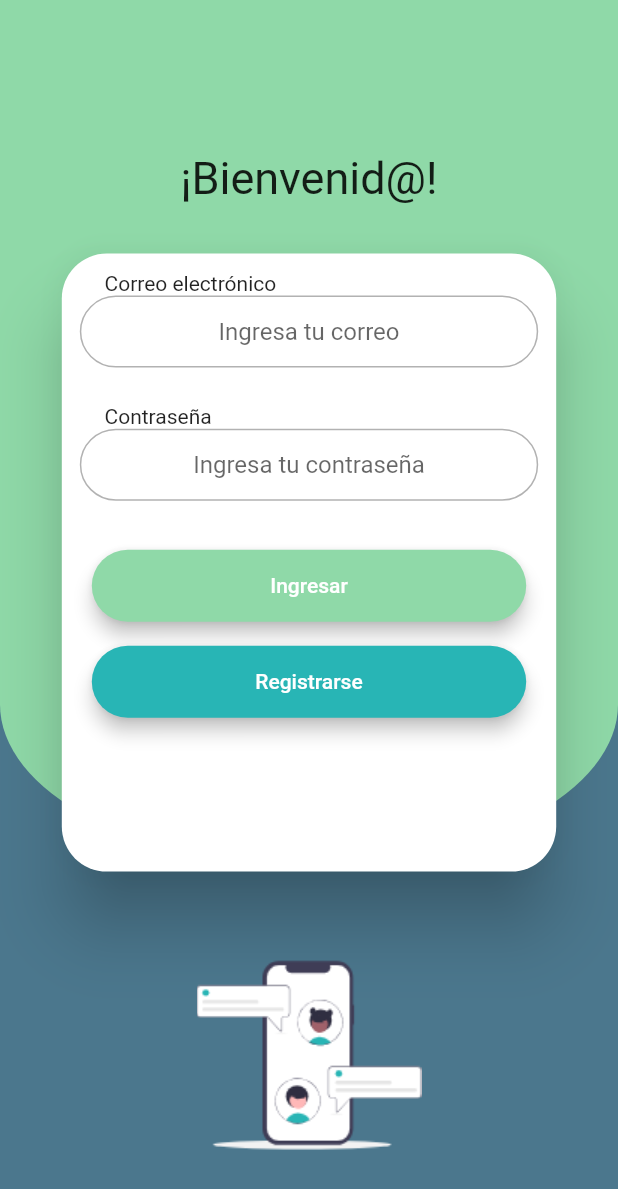
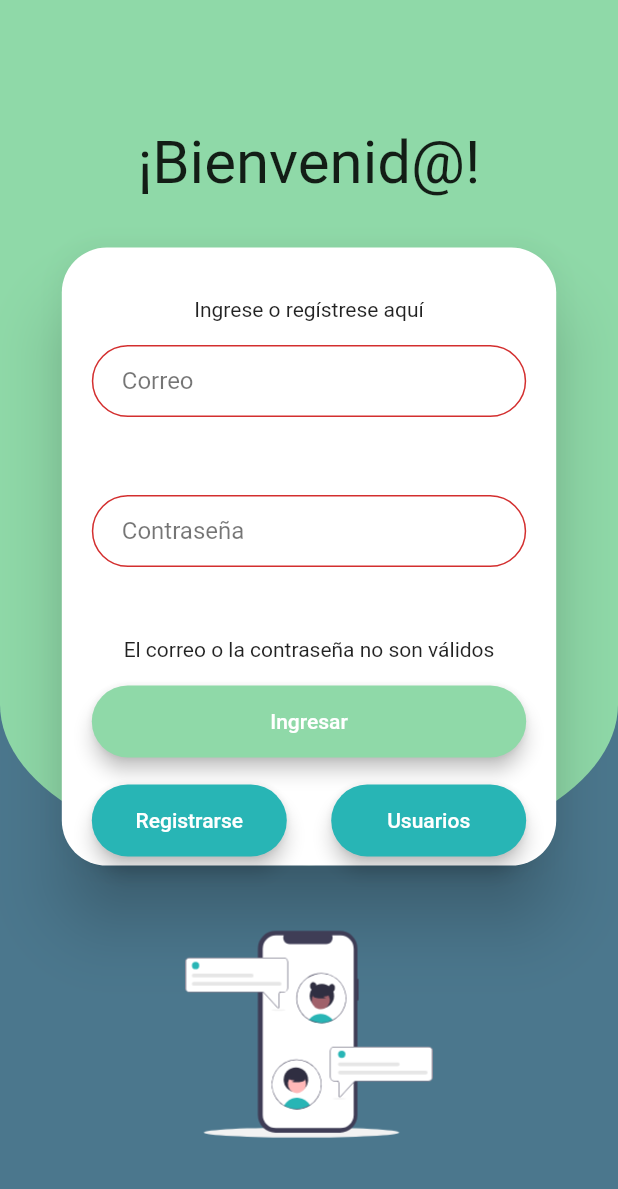
Before and after one commit to danielclas/flutter-apps, a Flutter app: the screen it shows after launch, after a tap on "Ingresar", on a phone screen of 412 x 824 dp. Shown: the top 1189 px of the screen. Run offline on Flutter 3.47's test engine with Material 2 defaults, Android fonts, the light colour scheme and no system bars; our stand-ins replace animated_text_kit, bordered_text, carousel_slider, cloud_firestore, countup, date_format and 15 more; missing offline and left inert: alert, animated_widgets, camerawesome, qrscan, torch_compat; accounts and stored records are empty.

Commit message:
Login and home screen brush up

```diff
--- a/v2/classroom_chat_app_2/lib/components/login_register_component.dart
+++ b/v2/classroom_chat_app_2/lib/components/login_register_component.dart
@@ -1,3 +1,4 @@
+import 'package:email_validator/email_validator.dart';
 import 'package:firebase_auth/firebase_auth.dart';
 import 'package:flash_chat/components/rounded_button.dart';
 import 'package:flash_chat/screens/chat_screen.dart';
@@ -17,6 +18,28 @@ class _LoginRegisterComponentState extends State<LoginRegisterComponent> {
   bool showSpinner = false;
   TextEditingController emailController = TextEditingController();
   TextEditingController passwordController = TextEditingController();
+  final formKey = GlobalKey<FormState>();
+  int userIndex = 0;
+  String userEmail;
+  String userPassword;
+  String formStatusText = '';
+
+  switchUser() {
+    setState(() {
+      formKey.currentState.reset();
+      userIndex = userIndex == 5 ? 0 : userIndex + 1;
+      emailController.text = kUsers[userIndex]['email'];
+      passwordController.text = kUsers[userIndex]['password'];
+      formStatusText = '';
+    });
+  }
+
+  @override
+  void initState() {
+    super.initState();
+    emailController.text = kUsers[userIndex]['email'];
+    passwordController.text = kUsers[userIndex]['password'];
+  }
 
   @override
   Widget build(BuildContext context) {
@@ -24,58 +47,70 @@ class _LoginRegisterComponentState extends State<LoginRegisterComponent> {
       height: MediaQuery.of(context).size.height * 0.5,
       width: MediaQuery.of(context).size.width * 0.8,
       child: Padding(
-        padding: const EdgeInsets.all(12.0),
-        child: ListView(
+        padding: const EdgeInsets.only(right: 12, left: 12, top: 25),
+        child: Form(
+          key: formKey,
+          onChanged: () => formStatusText = '',
+          child: Column(
+            mainAxisAlignment: MainAxisAlignment.start,
             children: [
               Padding(
-              padding: EdgeInsets.only(
-                  left: MediaQuery.of(context).size.width * 0.04),
-              child: Text("Correo electrónico"),
+                padding: const EdgeInsets.all(8.0),
+                child: Center(child: Text("Ingrese o regístrese aquí")),
               ),
-            TextField(
+              Padding(
+                padding: const EdgeInsets.only(left: 8, right: 8, top: 8, bottom: 15),
+                child: TextFormField(
+                    textAlign: TextAlign.center,
                     controller: emailController,
-                textAlign: TextAlign.center,
+                    validator: (value) => EmailValidator.validate(value) ? null : "",
                     keyboardType: TextInputType.emailAddress,
                     decoration: kTextFieldDecoration.copyWith(
-                    hintText: 'Ingresa tu correo')),
-            Container(
-                child: Padding(
-              padding: EdgeInsets.only(
-                  top: MediaQuery.of(context).size.height * 0.03,
-                  left: MediaQuery.of(context).size.width * 0.04),
-              child: Text("Contraseña"),
-            )),
-            TextField(
+                        labelText: 'Correo',
+                        labelStyle: TextStyle(color: Colors.black54),
+                        errorStyle: TextStyle(height: 0))),
+              ),
+              Padding(
+                padding: const EdgeInsets.only(left: 8, right: 8, top: 15, bottom: 25),
+                child: SizedBox(
+                  child: TextFormField(
+                      textAlign: TextAlign.center,
                       controller: passwordController,
-                textAlign: TextAlign.center,
+                      validator: (value) => value == null || value.length < 4 ? "P" : null,
                       obscureText: true,
                       keyboardType: TextInputType.emailAddress,
                       decoration: kTextFieldDecoration.copyWith(
-                    hintText: 'Ingresa tu contraseña')),
-            Container(
-              margin: EdgeInsets.only(
-                  top: MediaQuery.of(context).size.height * 0.03,
-                  bottom: MediaQuery.of(context).size.height * 0.06),
-              child: Column(
-                mainAxisAlignment: MainAxisAlignment.end,
-                children: [
+                          labelText: 'Contraseña',
+                          labelStyle: TextStyle(color: Colors.black54),
+                          errorStyle: TextStyle(height: 0, color: Colors.transparent))),
+                ),
+              ),
+              Padding(
+                padding: const EdgeInsets.only(bottom: 8),
+                child: Center(child: Text(formStatusText)),
+              ),
               Padding(
                 padding: const EdgeInsets.all(8.0),
                 child: RoundedButton(
+                  minWidth: 300,
                   text: 'Ingresar',
                   color: HexColor("8fd9a8"),
                   onPressed: () async {
+                    if (!formKey.currentState.validate()) {
+                      return setState(() => formStatusText = 'El correo o la contraseña no son válidos');
+                    }
+
                     setState(() => showSpinner = true);
                     try {
-                          UserCredential user = await FirebaseService.auth
-                              .signInWithEmailAndPassword(
-                                  email: emailController.value.text,
-                                  password: passwordController.value.text);
+                      UserCredential user = await FirebaseService.auth.signInWithEmailAndPassword(
+                          email: emailController.value.text, password: passwordController.value.text);
                       if (user != null) {
-                            emailController.clear();
-                            passwordController.clear();
+                        formKey.currentState.reset();
                         Navigator.pushNamed(context, HomeScreen.id);
+                      } else {
+                        formStatusText = 'No fue posible autenticarse';
                       }
+
                       setState(() => showSpinner = false);
                     } catch (e) {
                       setState(() => showSpinner = false);
@@ -84,18 +119,23 @@ class _LoginRegisterComponentState extends State<LoginRegisterComponent> {
                 ),
               ),
               Padding(
-                    padding: const EdgeInsets.all(8.0),
-                    child: RoundedButton(
+                padding: const EdgeInsets.only(left: 8, right: 8, top: 10),
+                child: Row(
+                  mainAxisAlignment: MainAxisAlignment.spaceBetween,
+                  children: [
+                    RoundedButton(
+                      minWidth: 130,
                       text: 'Registrarse',
                       color: HexColor("28b5b5"),
                       onPressed: () async {
                         setState(() => showSpinner = true);
                         try {
-                          UserCredential user = await FirebaseService.auth
-                              .signInWithEmailAndPassword(
-                                  email: "", password: "");
+                          UserCredential user =
+                              await FirebaseService.auth.signInWithEmailAndPassword(email: "", password: "");
                           if (user != null) {
                             Navigator.pushNamed(context, ChatScreen.id);
+                          } else {
+                            formStatusText = 'No fue posible registrarse';
                           }
                           setState(() => showSpinner = false);
                         } catch (e) {
@@ -103,6 +143,11 @@ class _LoginRegisterComponentState extends State<LoginRegisterComponent> {
                         }
                       },
                     ),
+                    RoundedButton(
+                      minWidth: 130,
+                      text: 'Usuarios',
+                      color: HexColor("28b5b5"),
+                      onPressed: () => switchUser(),
                     ),
                   ],
                 ),
@@ -110,6 +155,7 @@ class _LoginRegisterComponentState extends State<LoginRegisterComponent> {
             ],
           ),
         ),
+      ),
     );
   }
 }
--- a/v2/classroom_chat_app_2/lib/components/rounded_button.dart
+++ b/v2/classroom_chat_app_2/lib/components/rounded_button.dart
@@ -5,8 +5,9 @@ class RoundedButton extends StatelessWidget {
   final Color color;
   final String text;
   final Function onPressed;
+  final double minWidth;
 
-  RoundedButton({this.text, this.color, @required this.onPressed});
+  RoundedButton({this.text, this.color, @required this.onPressed, this.minWidth});
 
   @override
   Widget build(BuildContext context) {
@@ -16,7 +17,7 @@ class RoundedButton extends StatelessWidget {
       borderRadius: BorderRadius.circular(30.0),
       child: MaterialButton(
         onPressed: this.onPressed,
-        minWidth: 300.0,
+        minWidth: minWidth,
         height: 42.0,
         child: Text(text, style: TextStyle(color: Colors.white)),
       ),
--- a/v2/classroom_chat_app_2/lib/constants.dart
+++ b/v2/classroom_chat_app_2/lib/constants.dart
@@ -20,7 +20,6 @@ final kMessageContainerDecoration = BoxDecoration(
 );
 
 final InputDecoration kTextFieldDecoration = InputDecoration(
-  hintText: 'Enter a value',
   contentPadding: EdgeInsets.symmetric(vertical: 10.0, horizontal: 20.0),
   border: OutlineInputBorder(
     borderRadius: BorderRadius.all(Radius.circular(32.0)),
@@ -30,9 +29,18 @@ final InputDecoration kTextFieldDecoration = InputDecoration(
     borderRadius: BorderRadius.all(Radius.circular(32.0)),
   ),
   focusedBorder: OutlineInputBorder(
-    borderSide: BorderSide(color: Colors.black.withOpacity(0.3), width: 2.0),
+    borderSide: BorderSide(color: HexColor('d2e69c'), width: 2.0),
     borderRadius: BorderRadius.all(Radius.circular(32.0)),
   ),
 );
 
 enum classroom { a, b }
+
+const kUsers = [
+  {"email": "", "password": ""},
+  {"email": "admin@admin.com", "password": "1111"},
+  {"email": "invitado@invitado.com", "password": "2222"},
+  {"email": "usuario@usuario.com", "password": "3333"},
+  {"email": "anonimo@anonimo.com", "password": "4444"},
+  {"email": "tester@tester.com", "password": "5555"},
+];
--- a/v2/classroom_chat_app_2/lib/screens/welcome_screen_2.dart
+++ b/v2/classroom_chat_app_2/lib/screens/welcome_screen_2.dart
@@ -18,6 +18,7 @@ class _WelcomeScreen2State extends State<WelcomeScreen2> {
 
   @override
   Widget build(BuildContext context) {
+    print(MediaQuery.of(context).size.height);
     return Scaffold(
       resizeToAvoidBottomInset: false,
       backgroundColor: Colors.transparent,
@@ -65,7 +66,7 @@ class _WelcomeScreen2State extends State<WelcomeScreen2> {
                         TypewriterAnimatedTextKit(
                           text: ['¡Bienvenid@!'],
                           textStyle: TextStyle(
-                            fontSize: 30.0,
+                            fontSize: 40.0,
                           ),
                           speed: Duration(milliseconds: 100),
                         ),
@@ -79,13 +80,14 @@ class _WelcomeScreen2State extends State<WelcomeScreen2> {
                       child: LoginRegisterComponent()),
                   Container(
                     child: Padding(
-                      padding: EdgeInsets.only(top: 40),
+                      padding: EdgeInsets.only(top: 30, bottom: 30),
                       child: Column(
                         mainAxisAlignment: MainAxisAlignment.start,
                         children: [
                           Hero(
                             tag: "graphic",
                             child: Image(
+                              height: MediaQuery.of(context).size.height * 0.2,
                               width: MediaQuery.of(context).size.width * 0.4,
                               image: Svg(
                                 'images/main-graphic.svg',
--- a/v2/classroom_chat_app_2/lib/utils/date_parser.dart
+++ b/v2/classroom_chat_app_2/lib/utils/date_parser.dart
@@ -37,4 +37,9 @@ class DateParser {
     }
     return '${DateFormat('dd').format(date)} de ${Months[date.month]} de ${date.year}';
   }
+
+  static areDifferentDay(DateTime a, DateTime b) {
+    if (a == null || b == null) return true;
+    return a.year != b.year || a.month != b.month || a.day != b.day;
+  }
 }
--- a/v2/classroom_chat_app_2/pubspec.yaml
+++ b/v2/classroom_chat_app_2/pubspec.yaml
@@ -19,6 +19,7 @@ dependencies:
   animated_widgets: ^1.0.6
   intl: ^0.17.0
   flutter_svg_provider:
+  email_validator: ^2.0.1
 
 dev_dependencies:
   flutter_test:
```
Also changed, not shown: v2/classroom_chat_app_2/lib/components/messages_stream.dart (+2 -6 lines), v2/classroom_chat_app_2/lib/screens/chat_screen.dart (+40 -0 lines), v2/classroom_chat_app_2/lib/screens/home_screen.dart (+17 -20 lines), v2/classroom_chat_app_2/lib/screens/welcome_screen.dart (+4 -31 lines), v2/classroom_chat_app_2/pubspec.lock, 1 other file. Lines whose indentation alone changed are shown as unchanged.
